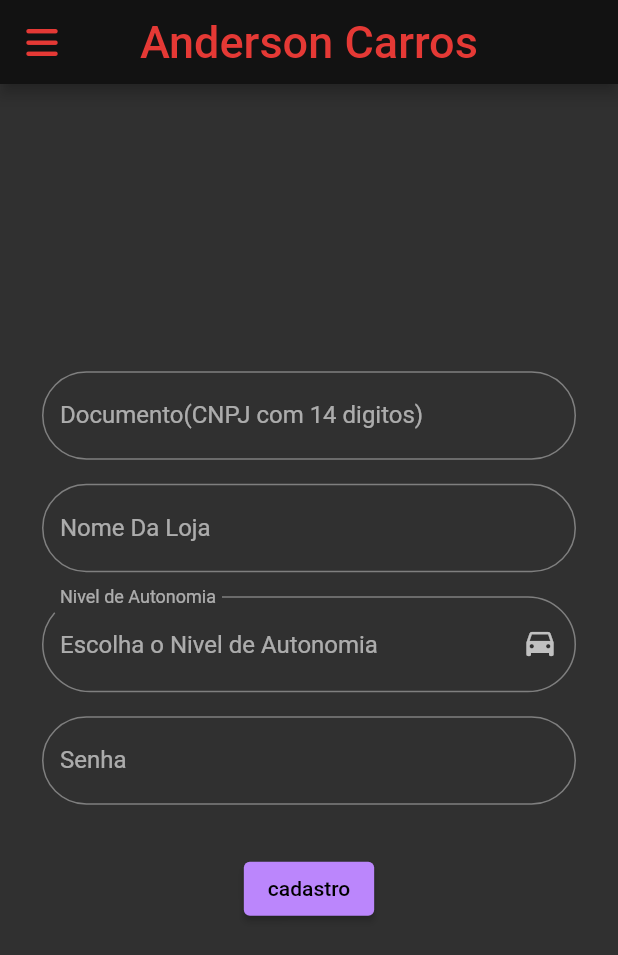
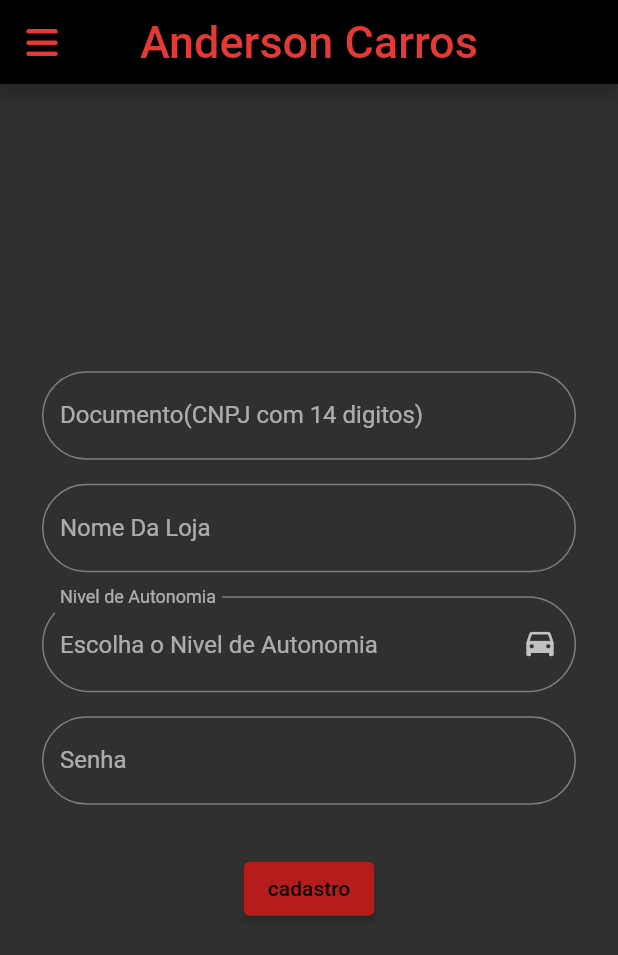
Before and after one commit to DevRogerio/PROJETO-FINAL-LINCE, a Flutter app: the Register screen opened directly, on a phone screen of 412 x 824 dp. Shown: the top 955 px of the screen. Run offline on Flutter 3.47's test engine with Material 2 defaults, Android fonts, the light colour scheme and no system bars; our stand-ins replace font_awesome_flutter, sqflite; accounts and stored records are empty.

Commit message:
atualizaçoes

```diff
--- a/lib/VIEW/Home.dart
+++ b/lib/VIEW/Home.dart
@@ -24,6 +24,7 @@ class Home extends StatelessWidget {
               height: 25,
             ),
             Container(
+              // color: Colors.blue.shade800,
               alignment: Alignment.center,
               padding: const EdgeInsets.all(25),
               child: Column(
--- a/lib/VIEW/funcionalidades/AppBar.dart
+++ b/lib/VIEW/funcionalidades/AppBar.dart
@@ -4,6 +4,7 @@ import 'package:font_awesome_flutter/font_awesome_flutter.dart';
 class BarraSuperior extends AppBar {
   BarraSuperior()
       : super(
+            backgroundColor: Colors.black,
             automaticallyImplyLeading:
                 false, //esconder o icone original do menu
             centerTitle: true,
--- a/lib/VIEW/funcionalidades/style.dart
+++ b/lib/VIEW/funcionalidades/style.dart
@@ -5,6 +5,8 @@ ThemeData style() {
   return base.copyWith(
       primaryColor: Colors.black,
       colorScheme: const ColorScheme.dark(),
+      /*  textSelectionTheme:
+          TextSelectionThemeData(cursorColor: Colors.red.shade900),*/
 
       //Botao
       floatingActionButtonTheme:
--- a/lib/VIEW/register.dart
+++ b/lib/VIEW/register.dart
@@ -258,6 +258,7 @@ class _ActionButton extends StatelessWidget {
         mainAxisAlignment: MainAxisAlignment.center,
         children: [
           ElevatedButton(
+            style: ElevatedButton.styleFrom(primary: Colors.red.shade900),
             onPressed: () async {
               await state.insert();
               //await state.load();
--- a/lib/VIEW/searchregister.dart
+++ b/lib/VIEW/searchregister.dart
@@ -31,7 +31,7 @@ class search extends StatelessWidget {
                 // final RegisterStore = state.controllercnpj.value.text.length;
                 final RegisterStoreTable = state.listUser[index];
                 return Container(
-                  color: Colors.grey.shade900,
+                  color: Colors.red.shade900,
                   padding: EdgeInsets.all(5),
                   margin: EdgeInsets.symmetric(horizontal: 25, vertical: 5),
                   child: ListTile(
```
